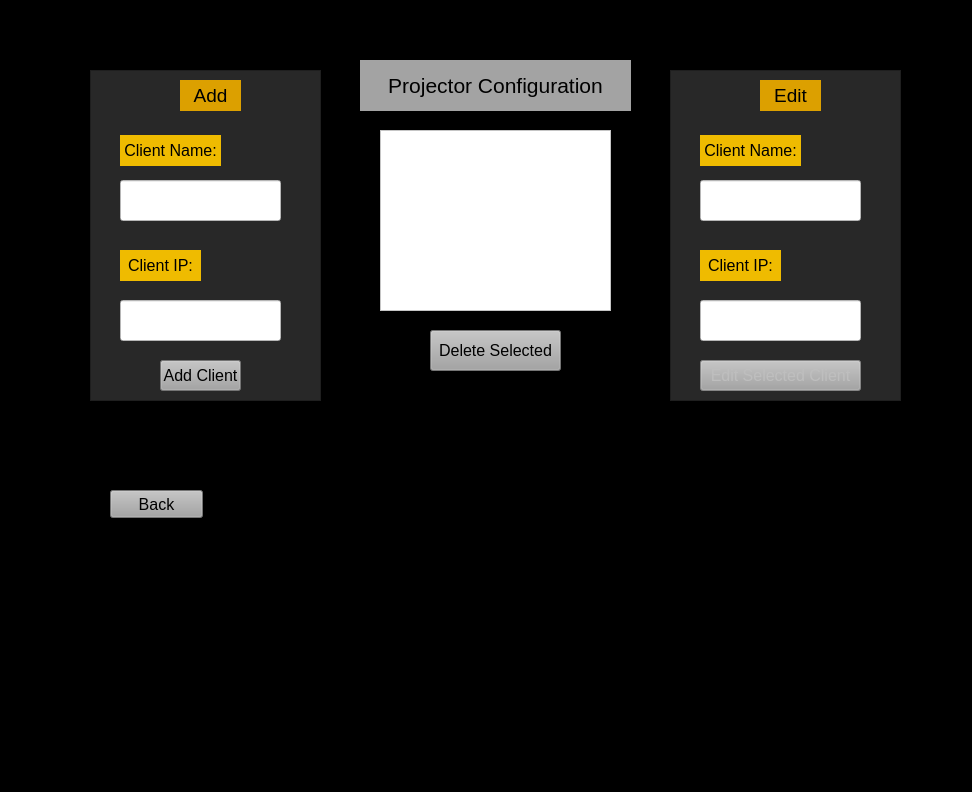
This is GUI/ProjectorConfigurationWindow.ui in K3N-TR4N/Project-Edge-Blending as Qt 5 draws it before an edit. The edited form follows.
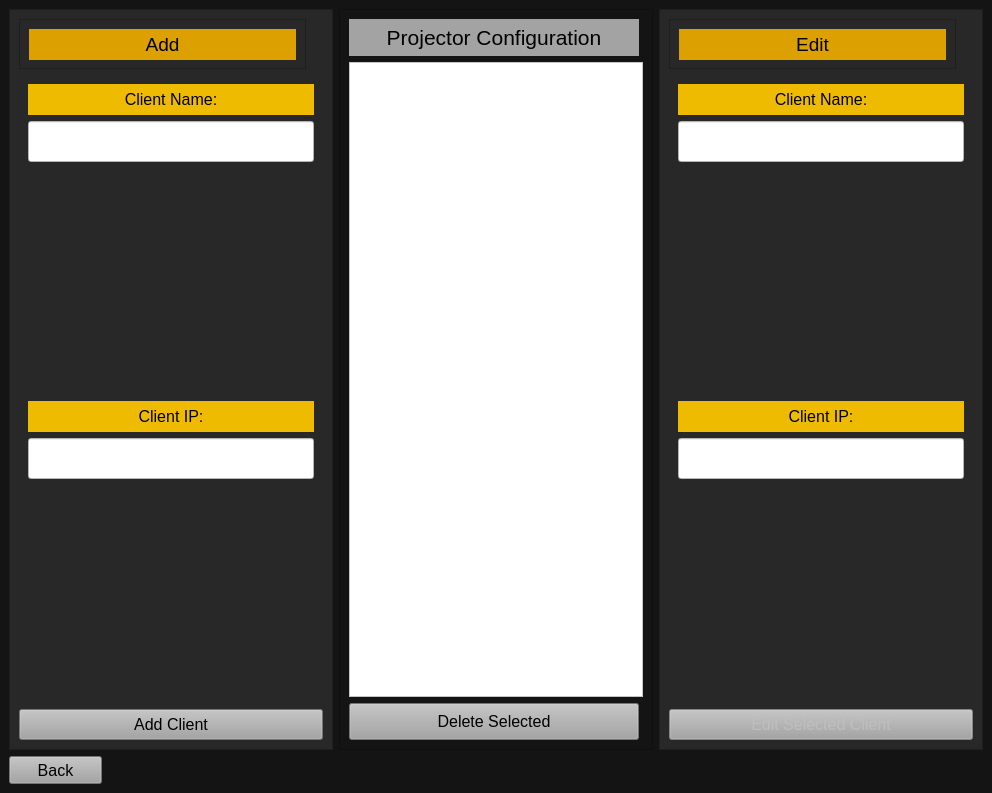
This is the edited form.

Commit message: UI changes before demo day: - Background lightened - Minimization layouts for ProConfig, MainWin & GeoEdit - Mainwindow buttons bigger & spaced

```diff
--- a/GUI/ProjectorConfigurationWindow.ui
+++ b/GUI/ProjectorConfigurationWindow.ui
@@ -6,57 +6,92 @@
    <rect>
     <x>0</x>
     <y>0</y>
-    <width>972</width>
-    <height>792</height>
+    <width>992</width>
+    <height>793</height>
    </rect>
   </property>
+  <property name="minimumSize">
+   <size>
+    <width>992</width>
+    <height>452</height>
+   </size>
+  </property>
   <property name="windowTitle">
    <string>Projector Configuration</string>
   </property>
   <property name="styleSheet">
-   <string notr="true">background-color: rgb(0, 0, 0);</string>
+   <string notr="true">background-color: rgb(20, 20, 20);</string>
   </property>
   <widget class="QWidget" name="centralwidget">
-   <widget class="QPushButton" name="Back_btn">
-    <property name="geometry">
-     <rect>
-      <x>110</x>
-      <y>490</y>
-      <width>93</width>
-      <height>28</height>
-     </rect>
+   <property name="minimumSize">
+    <size>
+     <width>0</width>
+     <height>0</height>
+    </size>
+   </property>
+   <layout class="QGridLayout" name="gridLayout_3">
+    <item row="0" column="1">
+     <widget class="QFrame" name="frame_4">
+      <property name="minimumSize">
+       <size>
+        <width>314</width>
+        <height>331</height>
+       </size>
+      </property>
+      <property name="maximumSize">
+       <size>
+        <width>16777215</width>
+        <height>16777215</height>
+       </size>
+      </property>
+      <property name="frameShape">
+       <enum>QFrame::StyledPanel</enum>
+      </property>
+      <property name="frameShadow">
+       <enum>QFrame::Raised</enum>
+      </property>
+      <layout class="QVBoxLayout" name="verticalLayout_2">
+       <item>
+        <widget class="QLabel" name="label_5">
+         <property name="minimumSize">
+          <size>
+           <width>290</width>
+           <height>37</height>
+          </size>
+         </property>
+         <property name="maximumSize">
+          <size>
+           <width>290</width>
+           <height>37</height>
+          </size>
     </property>
     <property name="font">
      <font>
       <family>Leelawadee UI</family>
-      <pointsize>12</pointsize>
+           <pointsize>16</pointsize>
      </font>
     </property>
     <property name="styleSheet">
-     <string notr="true">QPushButton {
-background-color: rgb(162, 162, 162);
-}
-
-QPushButton:hover {
-background-color: rgb(38, 186, 255);
-}
-
-QPushButton:pressed {
-	background-color: rgb(19, 92, 126);
-}</string>
+          <string notr="true">background-color: rgb(163, 163, 163);</string>
     </property>
     <property name="text">
-     <string>Back</string>
-    </property>
-   </widget>
+          <string>&lt;html&gt;&lt;head/&gt;&lt;body&gt;&lt;p align=&quot;center&quot;&gt;Projector Configuration&lt;/p&gt;&lt;/body&gt;&lt;/html&gt;</string>
+         </property>
+        </widget>
+       </item>
+       <item>
    <widget class="QListWidget" name="Client_list">
-    <property name="geometry">
-     <rect>
-      <x>380</x>
-      <y>130</y>
-      <width>231</width>
-      <height>181</height>
-     </rect>
+         <property name="minimumSize">
+          <size>
+           <width>290</width>
+           <height>220</height>
+          </size>
+         </property>
+         <property name="maximumSize">
+          <size>
+           <width>16777215</width>
+           <height>16777215</height>
+          </size>
     </property>
     <property name="font">
      <font>
@@ -69,14 +104,82 @@
      <string notr="true">background-color: rgb(255, 255, 255);</string>
     </property>
    </widget>
+       </item>
+       <item>
+        <widget class="QPushButton" name="Delete_btn">
+         <property name="minimumSize">
+          <size>
+           <width>290</width>
+           <height>37</height>
+          </size>
+         </property>
+         <property name="maximumSize">
+          <size>
+           <width>290</width>
+           <height>37</height>
+          </size>
+         </property>
+         <property name="font">
+          <font>
+           <family>Leelawadee UI</family>
+           <pointsize>12</pointsize>
+          </font>
+         </property>
+         <property name="styleSheet">
+          <string notr="true">QPushButton {
+background-color: rgb(162, 162, 162);
+}
+
+QPushButton:hover {
+background-color: rgb(38, 186, 255);
+}
+
+QPushButton:pressed {
+	background-color: rgb(19, 92, 126);
+}</string>
+         </property>
+         <property name="text">
+          <string>Delete Selected</string>
+         </property>
+        </widget>
+       </item>
+      </layout>
+     </widget>
+    </item>
+    <item row="0" column="0">
+     <widget class="QFrame" name="add_frame">
+      <property name="minimumSize">
+       <size>
+        <width>324</width>
+        <height>400</height>
+       </size>
+      </property>
+      <property name="maximumSize">
+       <size>
+        <width>16777215</width>
+        <height>16777215</height>
+       </size>
+      </property>
+      <property name="autoFillBackground">
+       <bool>false</bool>
+      </property>
+      <property name="styleSheet">
+       <string notr="true">background-color: rgb(40, 40, 40);</string>
+      </property>
+      <property name="frameShape">
+       <enum>QFrame::StyledPanel</enum>
+      </property>
+      <property name="frameShadow">
+       <enum>QFrame::Sunken</enum>
+      </property>
+      <layout class="QGridLayout" name="gridLayout">
+       <item row="5" column="0">
    <widget class="QPushButton" name="Add_btn">
-    <property name="geometry">
-     <rect>
-      <x>160</x>
-      <y>360</y>
-      <width>81</width>
+         <property name="minimumSize">
+          <size>
+           <width>161</width>
       <height>31</height>
-     </rect>
+          </size>
     </property>
     <property name="font">
      <font>
@@ -101,14 +204,78 @@
      <string>Add Client</string>
     </property>
    </widget>
-   <widget class="QLabel" name="label">
-    <property name="geometry">
-     <rect>
-      <x>120</x>
-      <y>135</y>
-      <width>101</width>
+       </item>
+       <item row="0" column="0">
+        <widget class="QFrame" name="add_lb_frame">
+         <property name="minimumSize">
+          <size>
+           <width>220</width>
+           <height>50</height>
+          </size>
+         </property>
+         <property name="maximumSize">
+          <size>
+           <width>287</width>
+           <height>50</height>
+          </size>
+         </property>
+         <property name="frameShape">
+          <enum>QFrame::StyledPanel</enum>
+         </property>
+         <property name="frameShadow">
+          <enum>QFrame::Raised</enum>
+         </property>
+         <layout class="QVBoxLayout" name="verticalLayout">
+          <item>
+           <widget class="QLabel" name="add_lb">
+            <property name="minimumSize">
+             <size>
+              <width>61</width>
       <height>31</height>
-     </rect>
+             </size>
+            </property>
+            <property name="maximumSize">
+             <size>
+              <width>16777215</width>
+              <height>16777215</height>
+             </size>
+            </property>
+            <property name="font">
+             <font>
+              <family>Leelawadee UI</family>
+              <pointsize>14</pointsize>
+             </font>
+            </property>
+            <property name="styleSheet">
+             <string notr="true">background-color: rgb(220, 160, 0);</string>
+            </property>
+            <property name="text">
+             <string>&lt;html&gt;&lt;head/&gt;&lt;body&gt;&lt;p align=&quot;center&quot;&gt;Add&lt;/p&gt;&lt;/body&gt;&lt;/html&gt;</string>
+            </property>
+           </widget>
+          </item>
+         </layout>
+        </widget>
+       </item>
+       <item row="1" column="0">
+        <widget class="QFrame" name="frame">
+         <property name="styleSheet">
+          <string notr="true"/>
+         </property>
+         <layout class="QVBoxLayout" name="verticalLayout_4">
+          <item>
+           <widget class="QLabel" name="client_name_lb">
+            <property name="minimumSize">
+             <size>
+              <width>115</width>
+              <height>31</height>
+             </size>
+            </property>
+            <property name="maximumSize">
+             <size>
+              <width>16777215</width>
+              <height>41</height>
+             </size>
     </property>
     <property name="font">
      <font>
@@ -123,14 +290,67 @@
      <string>&lt;html&gt;&lt;head/&gt;&lt;body&gt;&lt;p align=&quot;center&quot;&gt;Client Name:&lt;/p&gt;&lt;/body&gt;&lt;/html&gt;</string>
     </property>
    </widget>
+          </item>
+          <item>
+           <widget class="QLineEdit" name="Add_name">
+            <property name="minimumSize">
+             <size>
+              <width>161</width>
+              <height>41</height>
+             </size>
+            </property>
+            <property name="maximumSize">
+             <size>
+              <width>16777215</width>
+              <height>41</height>
+             </size>
+            </property>
+            <property name="font">
+             <font>
+              <family>Leelawadee UI</family>
+              <pointsize>12</pointsize>
+             </font>
+            </property>
+            <property name="styleSheet">
+             <string notr="true">background-color: rgb(255, 255, 255);</string>
+            </property>
+           </widget>
+          </item>
+          <item>
+           <spacer name="verticalSpacer">
+            <property name="orientation">
+             <enum>Qt::Vertical</enum>
+            </property>
+            <property name="sizeHint" stdset="0">
+             <size>
+              <width>20</width>
+              <height>40</height>
+             </size>
+            </property>
+           </spacer>
+          </item>
+         </layout>
+        </widget>
+       </item>
+       <item row="2" column="0">
+        <widget class="QFrame" name="frame_2">
+         <layout class="QVBoxLayout" name="verticalLayout_5">
+          <property name="spacing">
+           <number>6</number>
+          </property>
+          <item>
    <widget class="QLabel" name="label_2">
-    <property name="geometry">
-     <rect>
-      <x>120</x>
-      <y>250</y>
-      <width>81</width>
+            <property name="minimumSize">
+             <size>
+              <width>115</width>
       <height>31</height>
-     </rect>
+             </size>
+            </property>
+            <property name="maximumSize">
+             <size>
+              <width>16777215</width>
+              <height>41</height>
+             </size>
     </property>
     <property name="font">
      <font>
@@ -145,17 +365,126 @@
      <string>&lt;html&gt;&lt;head/&gt;&lt;body&gt;&lt;p align=&quot;center&quot;&gt;Client IP:&lt;/p&gt;&lt;/body&gt;&lt;/html&gt;</string>
     </property>
    </widget>
+          </item>
+          <item>
+           <widget class="QLineEdit" name="Add_IP">
+            <property name="minimumSize">
+             <size>
+              <width>161</width>
+              <height>41</height>
+             </size>
+            </property>
+            <property name="maximumSize">
+             <size>
+              <width>16777215</width>
+              <height>16777215</height>
+             </size>
+            </property>
+            <property name="font">
+             <font>
+              <family>Leelawadee UI</family>
+              <pointsize>12</pointsize>
+             </font>
+            </property>
+            <property name="styleSheet">
+             <string notr="true">background-color: rgb(255, 255, 255);</string>
+            </property>
+           </widget>
+          </item>
+          <item>
+           <spacer name="verticalSpacer_2">
+            <property name="orientation">
+             <enum>Qt::Vertical</enum>
+            </property>
+            <property name="sizeHint" stdset="0">
+             <size>
+              <width>20</width>
+              <height>40</height>
+             </size>
+            </property>
+           </spacer>
+          </item>
+         </layout>
+        </widget>
+       </item>
+      </layout>
+     </widget>
+    </item>
+    <item row="1" column="0">
+     <widget class="QPushButton" name="Back_btn">
+      <property name="minimumSize">
+       <size>
+        <width>93</width>
+        <height>28</height>
+       </size>
+      </property>
+      <property name="maximumSize">
+       <size>
+        <width>93</width>
+        <height>28</height>
+       </size>
+      </property>
+      <property name="font">
+       <font>
+        <family>Leelawadee UI</family>
+        <pointsize>12</pointsize>
+       </font>
+      </property>
+      <property name="styleSheet">
+       <string notr="true">QPushButton {
+background-color: rgb(162, 162, 162);
+}
+
+QPushButton:hover {
+background-color: rgb(38, 186, 255);
+}
+
+QPushButton:pressed {
+	background-color: rgb(19, 92, 126);
+}</string>
+      </property>
+      <property name="text">
+       <string>Back</string>
+      </property>
+     </widget>
+    </item>
+    <item row="0" column="3">
+     <widget class="QFrame" name="Edit_frame">
+      <property name="minimumSize">
+       <size>
+        <width>324</width>
+        <height>400</height>
+       </size>
+      </property>
+      <property name="maximumSize">
+       <size>
+        <width>16777215</width>
+        <height>16777215</height>
+       </size>
+      </property>
+      <property name="autoFillBackground">
+       <bool>false</bool>
+      </property>
+      <property name="styleSheet">
+       <string notr="true">background-color: rgb(40, 40, 40);</string>
+      </property>
+      <property name="frameShape">
+       <enum>QFrame::StyledPanel</enum>
+      </property>
+      <property name="frameShadow">
+       <enum>QFrame::Sunken</enum>
+      </property>
+      <layout class="QGridLayout" name="gridLayout_2">
+       <item row="3" column="0">
    <widget class="QPushButton" name="Edit_btn">
     <property name="enabled">
      <bool>false</bool>
     </property>
-    <property name="geometry">
-     <rect>
-      <x>700</x>
-      <y>360</y>
+         <property name="minimumSize">
+          <size>
       <width>161</width>
       <height>31</height>
-     </rect>
+          </size>
     </property>
     <property name="font">
      <font>
@@ -180,14 +509,75 @@
      <string>Edit Selected Client</string>
     </property>
    </widget>
+       </item>
+       <item row="0" column="0">
+        <widget class="QFrame" name="frame_3">
+         <property name="minimumSize">
+          <size>
+           <width>220</width>
+           <height>50</height>
+          </size>
+         </property>
+         <property name="maximumSize">
+          <size>
+           <width>287</width>
+           <height>50</height>
+          </size>
+         </property>
+         <property name="frameShape">
+          <enum>QFrame::StyledPanel</enum>
+         </property>
+         <property name="frameShadow">
+          <enum>QFrame::Raised</enum>
+         </property>
+         <layout class="QVBoxLayout" name="verticalLayout_3">
+          <item>
+           <widget class="QLabel" name="label_7">
+            <property name="minimumSize">
+             <size>
+              <width>61</width>
+              <height>31</height>
+             </size>
+            </property>
+            <property name="maximumSize">
+             <size>
+              <width>16777215</width>
+              <height>16777215</height>
+             </size>
+            </property>
+            <property name="font">
+             <font>
+              <family>Leelawadee UI</family>
+              <pointsize>14</pointsize>
+             </font>
+            </property>
+            <property name="styleSheet">
+             <string notr="true">background-color: rgb(220, 160, 0);</string>
+            </property>
+            <property name="text">
+             <string>&lt;html&gt;&lt;head/&gt;&lt;body&gt;&lt;p align=&quot;center&quot;&gt;Edit&lt;/p&gt;&lt;/body&gt;&lt;/html&gt;</string>
+            </property>
+           </widget>
+          </item>
+         </layout>
+        </widget>
+       </item>
+       <item row="1" column="0">
+        <widget class="QFrame" name="frame_3">
+         <layout class="QVBoxLayout" name="verticalLayout_6">
+          <item>
    <widget class="QLabel" name="label_3">
-    <property name="geometry">
-     <rect>
-      <x>700</x>
-      <y>135</y>
-      <width>101</width>
+            <property name="minimumSize">
+             <size>
+              <width>115</width>
       <height>31</height>
-     </rect>
+             </size>
+            </property>
+            <property name="maximumSize">
+             <size>
+              <width>16777215</width>
+              <height>41</height>
+             </size>
     </property>
     <property name="font">
      <font>
@@ -202,128 +592,20 @@
      <string>&lt;html&gt;&lt;head/&gt;&lt;body&gt;&lt;p align=&quot;center&quot;&gt;Client Name:&lt;/p&gt;&lt;/body&gt;&lt;/html&gt;</string>
     </property>
    </widget>
-   <widget class="QLabel" name="label_4">
-    <property name="geometry">
-     <rect>
-      <x>700</x>
-      <y>250</y>
-      <width>81</width>
-      <height>31</height>
-     </rect>
-    </property>
-    <property name="font">
-     <font>
-      <family>Leelawadee UI</family>
-      <pointsize>12</pointsize>
-     </font>
-    </property>
-    <property name="styleSheet">
-     <string notr="true">background-color: rgb(239, 187, 0);</string>
-    </property>
-    <property name="text">
-     <string>&lt;html&gt;&lt;head/&gt;&lt;body&gt;&lt;p align=&quot;center&quot;&gt;Client IP:&lt;/p&gt;&lt;/body&gt;&lt;/html&gt;</string>
-    </property>
-   </widget>
-   <widget class="QPushButton" name="Delete_btn">
-    <property name="geometry">
-     <rect>
-      <x>430</x>
-      <y>330</y>
-      <width>131</width>
-      <height>41</height>
-     </rect>
-    </property>
-    <property name="font">
-     <font>
-      <family>Leelawadee UI</family>
-      <pointsize>12</pointsize>
-     </font>
-    </property>
-    <property name="styleSheet">
-     <string notr="true">QPushButton {
-background-color: rgb(162, 162, 162);
-}
-
-QPushButton:hover {
-background-color: rgb(38, 186, 255);
-}
-
-QPushButton:pressed {
-	background-color: rgb(19, 92, 126);
-}</string>
-    </property>
-    <property name="text">
-     <string>Delete Selected</string>
-    </property>
-   </widget>
-   <widget class="QLabel" name="label_5">
-    <property name="geometry">
-     <rect>
-      <x>360</x>
-      <y>60</y>
-      <width>271</width>
-      <height>51</height>
-     </rect>
-    </property>
-    <property name="font">
-     <font>
-      <family>Leelawadee UI</family>
-      <pointsize>16</pointsize>
-     </font>
-    </property>
-    <property name="styleSheet">
-     <string notr="true">background-color: rgb(163, 163, 163);</string>
-    </property>
-    <property name="text">
-     <string>&lt;html&gt;&lt;head/&gt;&lt;body&gt;&lt;p align=&quot;center&quot;&gt;Projector Configuration&lt;/p&gt;&lt;/body&gt;&lt;/html&gt;</string>
-    </property>
-   </widget>
-   <widget class="QLineEdit" name="Add_name">
-    <property name="geometry">
-     <rect>
-      <x>120</x>
-      <y>180</y>
-      <width>161</width>
-      <height>41</height>
-     </rect>
-    </property>
-    <property name="font">
-     <font>
-      <family>Leelawadee UI</family>
-      <pointsize>12</pointsize>
-     </font>
-    </property>
-    <property name="styleSheet">
-     <string notr="true">background-color: rgb(255, 255, 255);</string>
-    </property>
-   </widget>
-   <widget class="QLineEdit" name="Add_IP">
-    <property name="geometry">
-     <rect>
-      <x>120</x>
-      <y>300</y>
-      <width>161</width>
-      <height>41</height>
-     </rect>
-    </property>
-    <property name="font">
-     <font>
-      <family>Leelawadee UI</family>
-      <pointsize>12</pointsize>
-     </font>
-    </property>
-    <property name="styleSheet">
-     <string notr="true">background-color: rgb(255, 255, 255);</string>
-    </property>
-   </widget>
+          </item>
+          <item>
    <widget class="QLineEdit" name="Edit_name">
-    <property name="geometry">
-     <rect>
-      <x>700</x>
-      <y>180</y>
+            <property name="minimumSize">
+             <size>
       <width>161</width>
       <height>41</height>
-     </rect>
+             </size>
+            </property>
+            <property name="maximumSize">
+             <size>
+              <width>16777215</width>
+              <height>41</height>
+             </size>
     </property>
     <property name="font">
      <font>
@@ -335,14 +617,67 @@
      <string notr="true">background-color: rgb(255, 255, 255);</string>
     </property>
    </widget>
+          </item>
+          <item>
+           <spacer name="verticalSpacer_3">
+            <property name="orientation">
+             <enum>Qt::Vertical</enum>
+            </property>
+            <property name="sizeHint" stdset="0">
+             <size>
+              <width>20</width>
+              <height>40</height>
+             </size>
+            </property>
+           </spacer>
+          </item>
+         </layout>
+        </widget>
+       </item>
+       <item row="2" column="0">
+        <widget class="QFrame" name="frame_4">
+         <layout class="QVBoxLayout" name="verticalLayout_7">
+          <item>
+           <widget class="QLabel" name="label_4">
+            <property name="minimumSize">
+             <size>
+              <width>115</width>
+              <height>31</height>
+             </size>
+            </property>
+            <property name="maximumSize">
+             <size>
+              <width>16777215</width>
+              <height>41</height>
+             </size>
+            </property>
+            <property name="font">
+             <font>
+              <family>Leelawadee UI</family>
+              <pointsize>12</pointsize>
+             </font>
+            </property>
+            <property name="styleSheet">
+             <string notr="true">background-color: rgb(239, 187, 0);</string>
+            </property>
+            <property name="text">
+             <string>&lt;html&gt;&lt;head/&gt;&lt;body&gt;&lt;p align=&quot;center&quot;&gt;Client IP:&lt;/p&gt;&lt;/body&gt;&lt;/html&gt;</string>
+            </property>
+           </widget>
+          </item>
+          <item>
    <widget class="QLineEdit" name="Edit_IP">
-    <property name="geometry">
-     <rect>
-      <x>700</x>
-      <y>300</y>
+            <property name="minimumSize">
+             <size>
       <width>161</width>
       <height>41</height>
-     </rect>
+             </size>
+            </property>
+            <property name="maximumSize">
+             <size>
+              <width>16777215</width>
+              <height>16777215</height>
+             </size>
     </property>
     <property name="font">
      <font>
@@ -354,123 +689,29 @@
      <string notr="true">background-color: rgb(255, 255, 255);</string>
     </property>
    </widget>
-   <widget class="QFrame" name="frame">
-    <property name="geometry">
-     <rect>
-      <x>90</x>
-      <y>70</y>
-      <width>231</width>
-      <height>331</height>
-     </rect>
-    </property>
-    <property name="autoFillBackground">
-     <bool>false</bool>
-    </property>
-    <property name="styleSheet">
-     <string notr="true">background-color: rgb(40, 40, 40);</string>
-    </property>
-    <property name="frameShape">
-     <enum>QFrame::StyledPanel</enum>
-    </property>
-    <property name="frameShadow">
-     <enum>QFrame::Sunken</enum>
-    </property>
-    <widget class="QLabel" name="label_6">
-     <property name="geometry">
-      <rect>
-       <x>90</x>
-       <y>10</y>
-       <width>61</width>
-       <height>31</height>
-      </rect>
-     </property>
-     <property name="font">
-      <font>
-       <family>Leelawadee UI</family>
-       <pointsize>14</pointsize>
-      </font>
-     </property>
-     <property name="styleSheet">
-      <string notr="true">background-color: rgb(220, 160, 0);</string>
-     </property>
-     <property name="text">
-      <string>&lt;html&gt;&lt;head/&gt;&lt;body&gt;&lt;p align=&quot;center&quot;&gt;Add&lt;/p&gt;&lt;/body&gt;&lt;/html&gt;</string>
-     </property>
-    </widget>
-   </widget>
-   <widget class="QFrame" name="frame_2">
-    <property name="geometry">
-     <rect>
-      <x>670</x>
-      <y>70</y>
-      <width>231</width>
-      <height>331</height>
-     </rect>
-    </property>
-    <property name="autoFillBackground">
-     <bool>false</bool>
-    </property>
-    <property name="styleSheet">
-     <string notr="true">background-color: rgb(40, 40, 40);</string>
-    </property>
-    <property name="frameShape">
-     <enum>QFrame::StyledPanel</enum>
-    </property>
-    <property name="frameShadow">
-     <enum>QFrame::Sunken</enum>
-    </property>
-    <widget class="QLabel" name="label_7">
-     <property name="geometry">
-      <rect>
-       <x>90</x>
-       <y>10</y>
-       <width>61</width>
-       <height>31</height>
-      </rect>
-     </property>
-     <property name="font">
-      <font>
-       <family>Leelawadee UI</family>
-       <pointsize>14</pointsize>
-      </font>
-     </property>
-     <property name="styleSheet">
-      <string notr="true">background-color: rgb(220, 160, 0);</string>
-     </property>
-     <property name="text">
-      <string>&lt;html&gt;&lt;head/&gt;&lt;body&gt;&lt;p align=&quot;center&quot;&gt;Edit&lt;/p&gt;&lt;/body&gt;&lt;/html&gt;</string>
-     </property>
-    </widget>
-   </widget>
-   <zorder>frame_2</zorder>
-   <zorder>frame</zorder>
-   <zorder>Back_btn</zorder>
-   <zorder>Client_list</zorder>
-   <zorder>Add_btn</zorder>
-   <zorder>label</zorder>
-   <zorder>label_2</zorder>
-   <zorder>Edit_btn</zorder>
-   <zorder>label_3</zorder>
-   <zorder>label_4</zorder>
-   <zorder>Delete_btn</zorder>
-   <zorder>label_5</zorder>
-   <zorder>Add_name</zorder>
-   <zorder>Add_IP</zorder>
-   <zorder>Edit_name</zorder>
-   <zorder>Edit_IP</zorder>
-  </widget>
- </widget>
- <tabstops>
-  <tabstop>Add_name</tabstop>
-  <tabstop>Add_IP</tabstop>
-  <tabstop>Add_btn</tabstop>
-  <tabstop>Edit_name</tabstop>
-  <tabstop>Edit_IP</tabstop>
-  <tabstop>Edit_btn</tabstop>
-  <tabstop>Delete_btn</tabstop>
-  <tabstop>Back_btn</tabstop>
-  <tabstop>Client_list</tabstop>
- </tabstops>
+          </item>
+          <item>
+           <spacer name="verticalSpacer_4">
+            <property name="orientation">
+             <enum>Qt::Vertical</enum>
+            </property>
+            <property name="sizeHint" stdset="0">
+             <size>
+              <width>20</width>
+              <height>40</height>
+             </size>
+            </property>
+           </spacer>
+          </item>
+         </layout>
+        </widget>
+       </item>
+      </layout>
+     </widget>
+    </item>
+   </layout>
+  </widget>
+ </widget>
  <resources/>
  <connections/>
 </ui>
```
Lines whose indentation alone changed are shown as unchanged. The commit also changes 3 other files.
